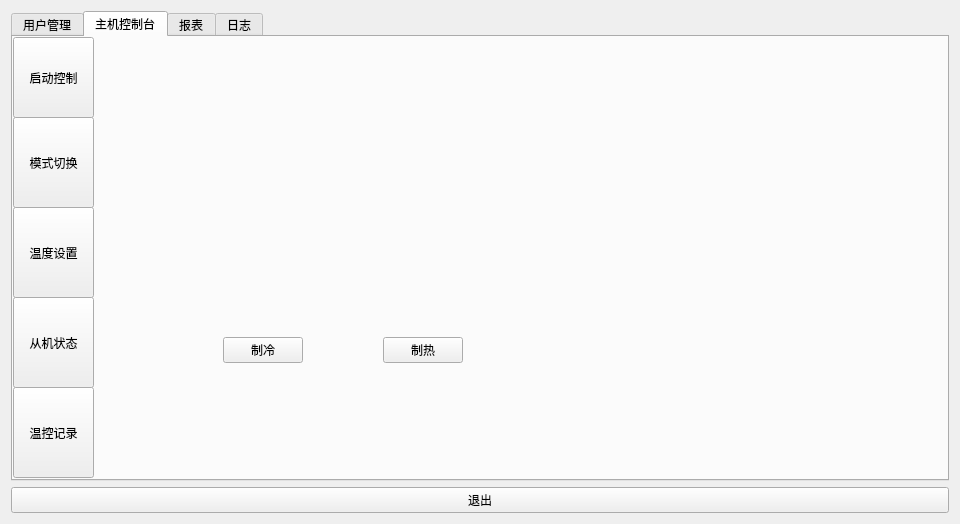
The window that master/mainwindow.ui (fengshenfeilian/airCondition) describes before a commit, drawn with Qt 5.
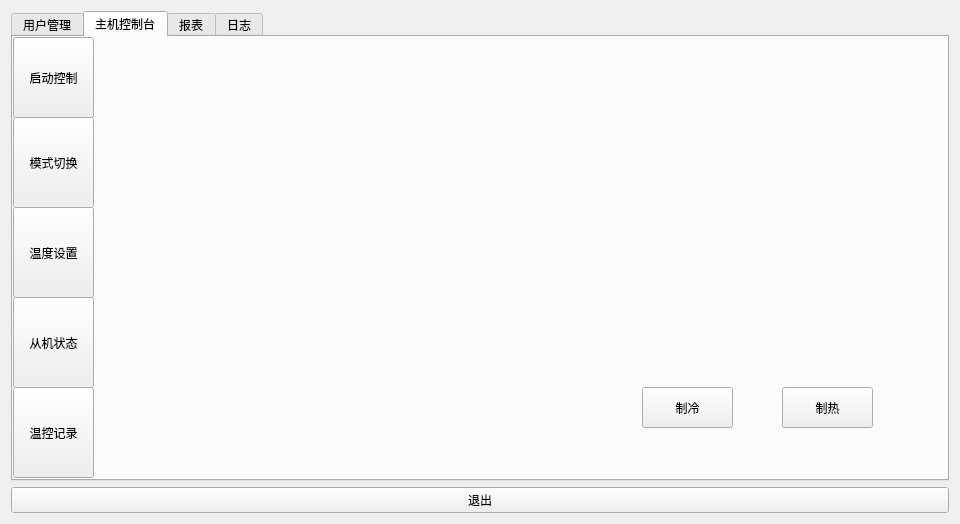
The same window after the commit. The open tabs and pages were chosen to show the change.

What changed in the file:
```diff
--- a/master/mainwindow.ui
+++ b/master/mainwindow.ui
@@ -132,9 +132,9 @@
         <property name="geometry">
          <rect>
           <x>100</x>
-          <y>20</y>
+          <y>40</y>
           <width>811</width>
-          <height>381</height>
+          <height>391</height>
          </rect>
         </property>
         <property name="currentIndex">
@@ -172,10 +172,10 @@
          <widget class="QPushButton" name="pbModeCold">
           <property name="geometry">
            <rect>
-            <x>110</x>
-            <y>280</y>
-            <width>80</width>
-            <height>26</height>
+            <x>529</x>
+            <y>310</y>
+            <width>91</width>
+            <height>41</height>
            </rect>
           </property>
           <property name="text">
@@ -185,10 +185,10 @@
          <widget class="QPushButton" name="pbModeWarm">
           <property name="geometry">
            <rect>
-            <x>270</x>
-            <y>280</y>
-            <width>80</width>
-            <height>26</height>
+            <x>669</x>
+            <y>310</y>
+            <width>91</width>
+            <height>41</height>
            </rect>
           </property>
           <property name="text">
@@ -378,10 +378,10 @@
        <widget class="QLabel" name="lbStatusOn">
         <property name="geometry">
          <rect>
-          <x>120</x>
+          <x>640</x>
           <y>0</y>
           <width>111</width>
-          <height>21</height>
+          <height>31</height>
          </rect>
         </property>
         <property name="text">
@@ -391,10 +391,10 @@
        <widget class="QLabel" name="lbStatusMode">
         <property name="geometry">
          <rect>
-          <x>260</x>
+          <x>800</x>
           <y>0</y>
           <width>111</width>
-          <height>20</height>
+          <height>31</height>
          </rect>
         </property>
         <property name="text">
```
Left out of the diff: 12 changed lines with no effect on the pictures.
